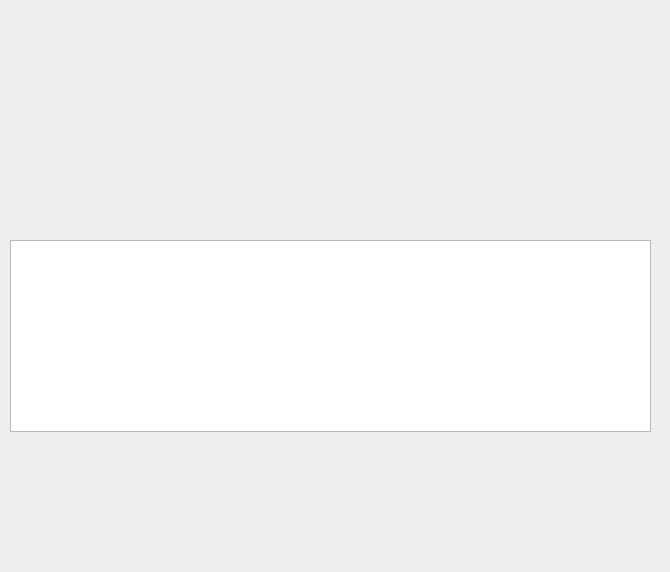
Old version of the form nqtrucksserver/RegistrosUi/RegistrosUi.ui in the repository sunsiz/nQTrucks.
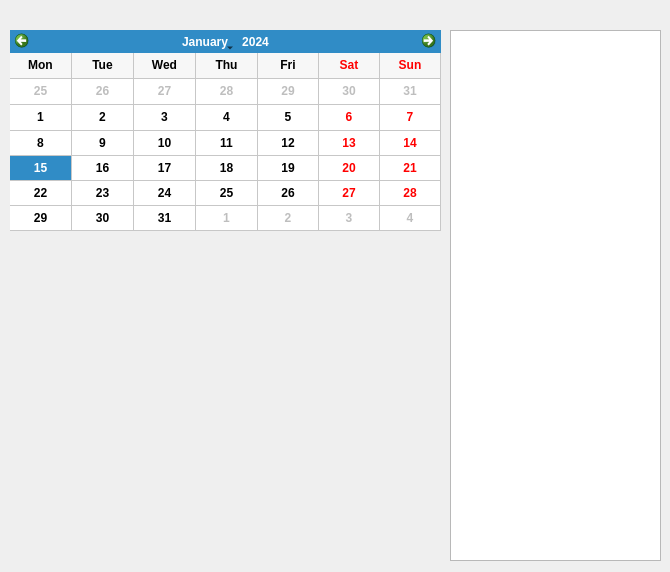
New version of the form.

Diff of the .ui file:
```diff
--- a/nqtrucksserver/RegistrosUi/RegistrosUi.ui
+++ b/nqtrucksserver/RegistrosUi/RegistrosUi.ui
@@ -25,12 +25,31 @@
   <widget class="QTableView" name="tableRegistrosView">
    <property name="geometry">
     <rect>
+     <x>450</x>
+     <y>30</y>
+     <width>211</width>
+     <height>531</height>
+    </rect>
+   </property>
+  </widget>
+  <widget class="QCalendarWidget" name="calendarWidget">
+   <property name="geometry">
+    <rect>
      <x>10</x>
-     <y>240</y>
-     <width>641</width>
-     <height>192</height>
+     <y>30</y>
+     <width>431</width>
+     <height>201</height>
     </rect>
    </property>
+   <property name="gridVisible">
+    <bool>true</bool>
+   </property>
+   <property name="horizontalHeaderFormat">
+    <enum>QCalendarWidget::ShortDayNames</enum>
+   </property>
+   <property name="verticalHeaderFormat">
+    <enum>QCalendarWidget::NoVerticalHeader</enum>
+   </property>
   </widget>
  </widget>
  <layoutdefault spacing="6" margin="11"/>
```
